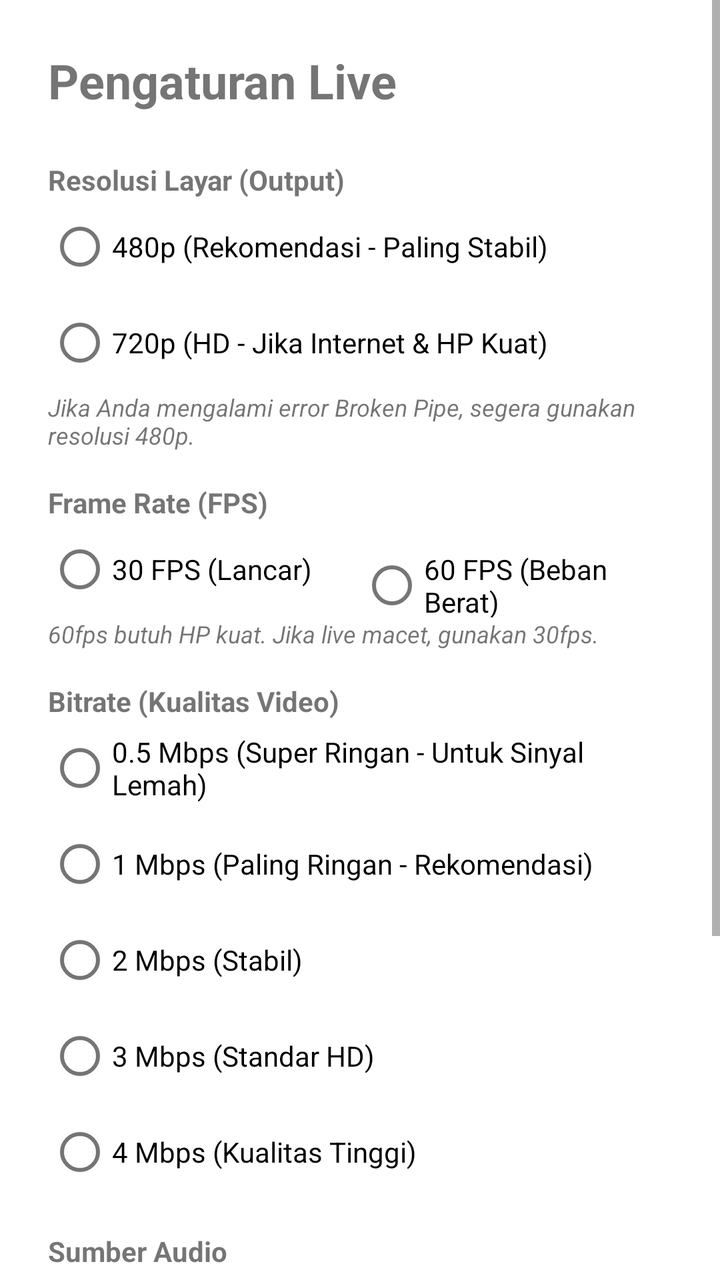
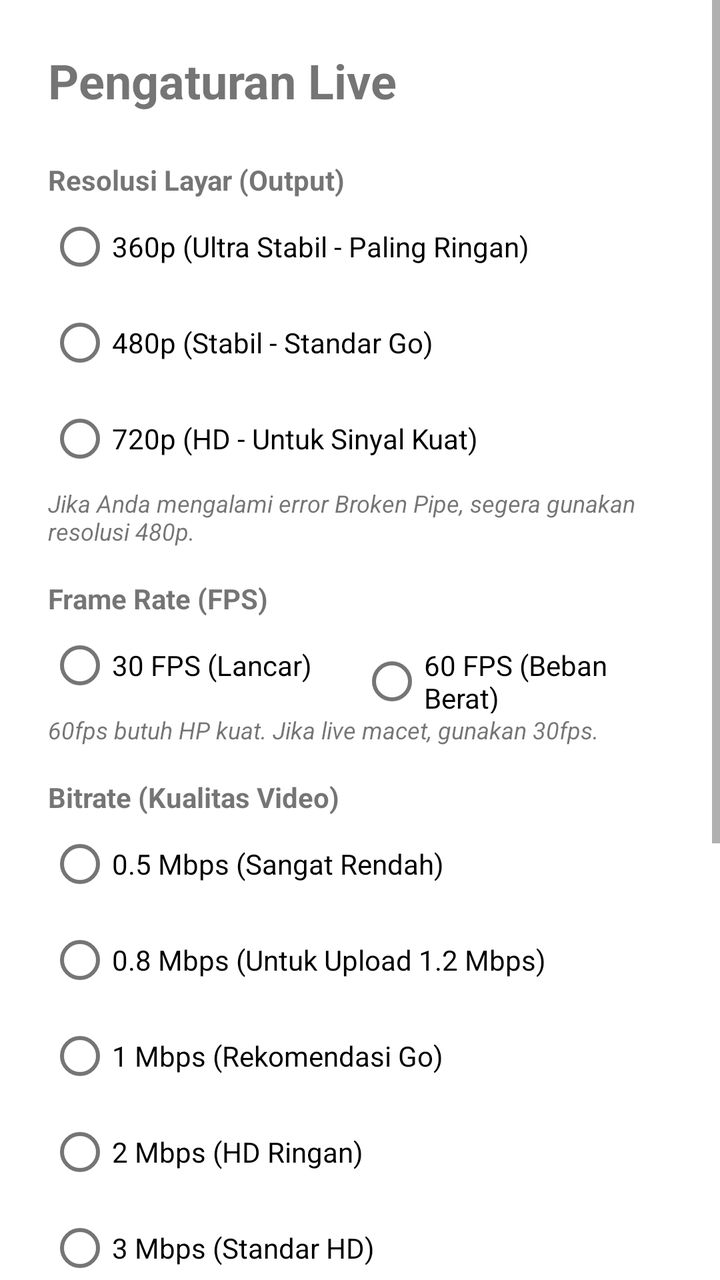

Two renders of the same Android screen: before a commit and after it. Below are the layout's source before the change and the commit's diff.
<!-- AndroidManifest.xml: activity theme Theme.GoGoLive -->
<!-- res/layout/activity_settings.xml -->
<?xml version="1.0" encoding="utf-8"?>
<ScrollView xmlns:android="http://schemas.android.com/apk/res/android"
    xmlns:app="http://schemas.android.com/apk/res-auto"
    android:layout_width="match_parent"
    android:layout_height="match_parent">

    <LinearLayout
        android:layout_width="match_parent"
        android:layout_height="wrap_content"
        android:orientation="vertical"
        android:padding="24dp">

        <TextView
            android:layout_width="wrap_content"
            android:layout_height="wrap_content"
            android:text="@string/title_settings"
            android:textSize="24sp"
            android:textStyle="bold"
            android:layout_marginBottom="24dp" />

        
        <TextView
            android:layout_width="wrap_content"
            android:layout_height="wrap_content"
            android:text="@string/label_resolution"
            android:textStyle="bold" />

        <RadioGroup
            android:id="@+id/rgResolution"
            android:layout_width="match_parent"
            android:layout_height="wrap_content"
            android:orientation="vertical">
            <RadioButton android:id="@+id/rbRes480p" android:layout_width="match_parent" android:layout_height="wrap_content" android:text="@string/res_480p" />
            <RadioButton android:id="@+id/rbRes720p" android:layout_width="match_parent" android:layout_height="wrap_content" android:text="@string/res_720p" />
        </RadioGroup>
        <TextView android:layout_width="match_parent" android:layout_height="wrap_content" android:text="@string/res_warning" android:textSize="12sp" android:textStyle="italic" android:layout_marginBottom="16dp" />

        
        <TextView
            android:layout_width="wrap_content"
            android:layout_height="wrap_content"
            android:text="@string/label_fps"
            android:textStyle="bold" />

        <RadioGroup
            android:id="@+id/rgFps"
            android:layout_width="match_parent"
            android:layout_height="wrap_content"
            android:orientation="horizontal">
            <RadioButton android:id="@+id/rbFps30" android:layout_width="0dp" android:layout_height="wrap_content" android:layout_weight="1" android:text="@string/fps_30" />
            <RadioButton android:id="@+id/rbFps60" android:layout_width="0dp" android:layout_height="wrap_content" android:layout_weight="1" android:text="@string/fps_60" />
        </RadioGroup>
        <TextView android:layout_width="match_parent" android:layout_height="wrap_content" android:text="@string/fps_warning" android:textSize="12sp" android:textStyle="italic" android:layout_marginBottom="16dp" />

        
        <TextView
            android:layout_width="wrap_content"
            android:layout_height="wrap_content"
            android:text="@string/label_bitrate"
            android:textStyle="bold" />

        <RadioGroup
            android:id="@+id/rgBitrate"
            android:layout_width="match_parent"
            android:layout_height="wrap_content"
            android:orientation="vertical">
            <RadioButton android:id="@+id/rbBitrate500" android:layout_width="match_parent" android:layout_height="wrap_content" android:text="@string/bitrate_500kbps" />
            <RadioButton android:id="@+id/rbBitrate1" android:layout_width="match_parent" android:layout_height="wrap_content" android:text="@string/bitrate_1mbps" />
            <RadioButton android:id="@+id/rbBitrate2" android:layout_width="match_parent" android:layout_height="wrap_content" android:text="@string/bitrate_2mbps" />
            <RadioButton android:id="@+id/rbBitrate3" android:layout_width="match_parent" android:layout_height="wrap_content" android:text="@string/bitrate_3mbps" />
            <RadioButton android:id="@+id/rbBitrate4" android:layout_width="match_parent" android:layout_height="wrap_content" android:text="@string/bitrate_4mbps" />
        </RadioGroup>
        <View android:layout_width="match_parent" android:layout_height="16dp" />

        
        <TextView
            android:layout_width="wrap_content"
            android:layout_height="wrap_content"
            android:text="@string/label_audio_source"
            android:textStyle="bold" />

        <RadioGroup
            android:id="@+id/rgAudioSource"
            android:layout_width="match_parent"
            android:layout_height="wrap_content"
            android:orientation="vertical">
            <RadioButton android:id="@+id/rbAudioInternal" android:layout_width="match_parent" android:layout_height="wrap_content" android:text="@string/audio_source_internal" />
            <RadioButton android:id="@+id/rbAudioMic" android:layout_width="match_parent" android:layout_height="wrap_content" android:text="@string/audio_source_mic" />
            <RadioButton android:id="@+id/rbAudioMix" android:layout_width="match_parent" android:layout_height="wrap_content" android:text="@string/audio_source_mix" />
        </RadioGroup>

        <com.google.android.material.button.MaterialButton
            android:id="@+id/btnBack"
            android:layout_width="match_parent"
            android:layout_height="wrap_content"
            android:layout_marginTop="24dp"
            android:text="Kembali &amp; Simpan" />

    </LinearLayout>
</ScrollView>
<!-- resources referenced by this layout -->
<resources>
  <string name="audio_source_internal">Audio Internal HP (disarankan untuk audio PC lewat spacedesk)</string>
  <string name="audio_source_mic">Microphone HP (suara sekitar/ruangan)</string>
  <string name="audio_source_mix">Campur: Audio Internal + Microphone HP</string>
  <string name="bitrate_1mbps">1 Mbps (Paling Ringan - Rekomendasi)</string>
  <string name="bitrate_2mbps">2 Mbps (Stabil)</string>
  <string name="bitrate_3mbps">3 Mbps (Standar HD)</string>
  <string name="bitrate_4mbps">4 Mbps (Kualitas Tinggi)</string>
  <string name="bitrate_500kbps">0.5 Mbps (Super Ringan - Untuk Sinyal Lemah)</string>
  <string name="fps_30">30 FPS (Lancar)</string>
  <string name="fps_60">60 FPS (Beban Berat)</string>
  <string name="fps_warning">60fps butuh HP kuat. Jika live macet, gunakan 30fps.</string>
  <string name="label_audio_source">Sumber Audio</string>
  <string name="label_bitrate">Bitrate (Kualitas Video)</string>
  <string name="label_fps">Frame Rate (FPS)</string>
  <string name="label_resolution">Resolusi Layar (Output)</string>
  <string name="res_480p">480p (Rekomendasi - Paling Stabil)</string>
  <string name="res_720p">720p (HD - Jika Internet &amp; HP Kuat)</string>
  <string name="res_warning">Jika Anda mengalami error "Broken Pipe", segera gunakan resolusi 480p.</string>
  <string name="title_settings">Pengaturan Live</string>
  <style name="Theme.GoGoLive" parent="Theme.MaterialComponents.DayNight.NoActionBar">
          <item name="colorPrimary">@color/brand_blue</item>
          <item name="colorPrimaryVariant">@color/brand_blue</item>
          <item name="colorOnPrimary">@color/white</item>
      </style>
  <color name="brand_blue">#0F5ED3</color>
  <color name="white">#FFFFFF</color>
</resources>

<!-- the commit's change to res/layout/activity_settings.xml (unified diff, before → after) -->
@@ -30,6 +30,7 @@
             android:layout_width="match_parent"
             android:layout_height="wrap_content"
             android:orientation="vertical">
+            <RadioButton android:id="@+id/rbRes360p" android:layout_width="match_parent" android:layout_height="wrap_content" android:text="@string/res_360p" />
             <RadioButton android:id="@+id/rbRes480p" android:layout_width="match_parent" android:layout_height="wrap_content" android:text="@string/res_480p" />
             <RadioButton android:id="@+id/rbRes720p" android:layout_width="match_parent" android:layout_height="wrap_content" android:text="@string/res_720p" />
         </RadioGroup>
@@ -65,6 +66,7 @@
             android:layout_height="wrap_content"
             android:orientation="vertical">
             <RadioButton android:id="@+id/rbBitrate500" android:layout_width="match_parent" android:layout_height="wrap_content" android:text="@string/bitrate_500kbps" />
+            <RadioButton android:id="@+id/rbBitrate800" android:layout_width="match_parent" android:layout_height="wrap_content" android:text="@string/bitrate_800kbps" />
             <RadioButton android:id="@+id/rbBitrate1" android:layout_width="match_parent" android:layout_height="wrap_content" android:text="@string/bitrate_1mbps" />
             <RadioButton android:id="@+id/rbBitrate2" android:layout_width="match_parent" android:layout_height="wrap_content" android:text="@string/bitrate_2mbps" />
             <RadioButton android:id="@+id/rbBitrate3" android:layout_width="match_parent" android:layout_height="wrap_content" android:text="@string/bitrate_3mbps" />
<!-- resource entries referenced after the edit -->
@@ -3,11 +3,12 @@
   <string name="audio_source_internal">Audio Internal HP (disarankan untuk audio PC lewat spacedesk)</string>
   <string name="audio_source_mic">Microphone HP (suara sekitar/ruangan)</string>
   <string name="audio_source_mix">Campur: Audio Internal + Microphone HP</string>
-  <string name="bitrate_1mbps">1 Mbps (Paling Ringan - Rekomendasi)</string>
-  <string name="bitrate_2mbps">2 Mbps (Stabil)</string>
+  <string name="bitrate_1mbps">1 Mbps (Rekomendasi Go)</string>
+  <string name="bitrate_2mbps">2 Mbps (HD Ringan)</string>
   <string name="bitrate_3mbps">3 Mbps (Standar HD)</string>
   <string name="bitrate_4mbps">4 Mbps (Kualitas Tinggi)</string>
-  <string name="bitrate_500kbps">0.5 Mbps (Super Ringan - Untuk Sinyal Lemah)</string>
+  <string name="bitrate_500kbps">0.5 Mbps (Sangat Rendah)</string>
+  <string name="bitrate_800kbps">0.8 Mbps (Untuk Upload 1.2 Mbps)</string>
   <string name="fps_30">30 FPS (Lancar)</string>
   <string name="fps_60">60 FPS (Beban Berat)</string>
   <string name="fps_warning">60fps butuh HP kuat. Jika live macet, gunakan 30fps.</string>
@@ -15,8 +16,9 @@
   <string name="label_bitrate">Bitrate (Kualitas Video)</string>
   <string name="label_fps">Frame Rate (FPS)</string>
   <string name="label_resolution">Resolusi Layar (Output)</string>
-  <string name="res_480p">480p (Rekomendasi - Paling Stabil)</string>
-  <string name="res_720p">720p (HD - Jika Internet &amp; HP Kuat)</string>
+  <string name="res_360p">360p (Ultra Stabil - Paling Ringan)</string>
+  <string name="res_480p">480p (Stabil - Standar Go)</string>
+  <string name="res_720p">720p (HD - Untuk Sinyal Kuat)</string>
   <string name="res_warning">Jika Anda mengalami error "Broken Pipe", segera gunakan resolusi 480p.</string>
   <string name="title_settings">Pengaturan Live</string>
   <style name="Theme.GoGoLive" parent="Theme.MaterialComponents.DayNight.NoActionBar">
